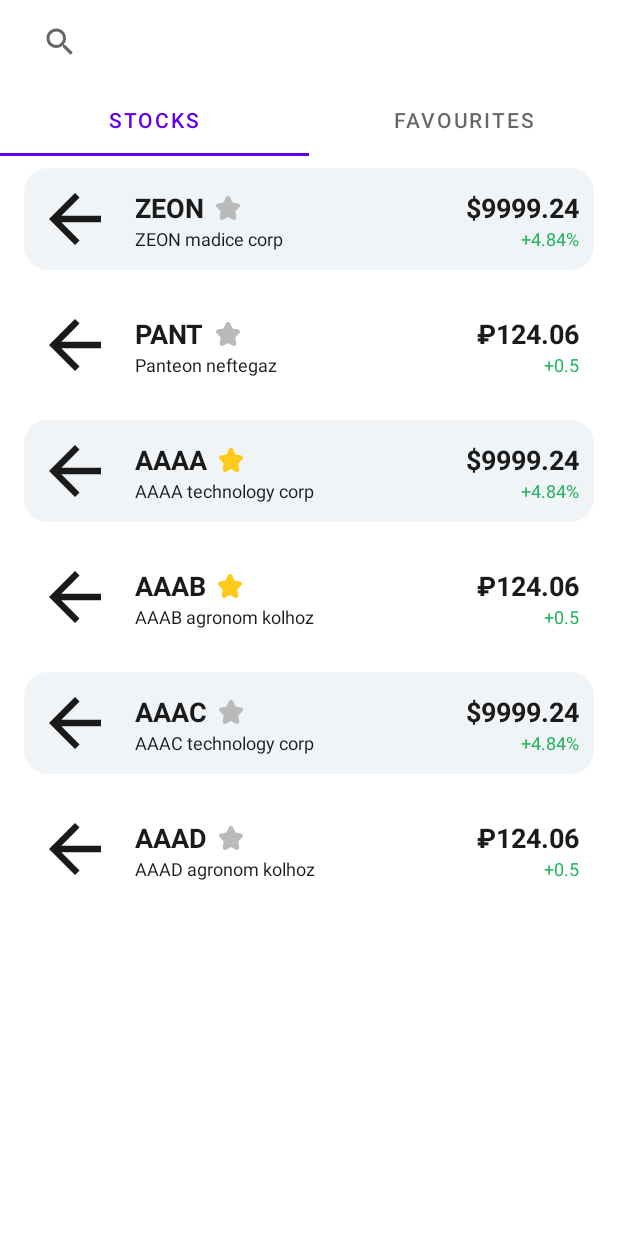
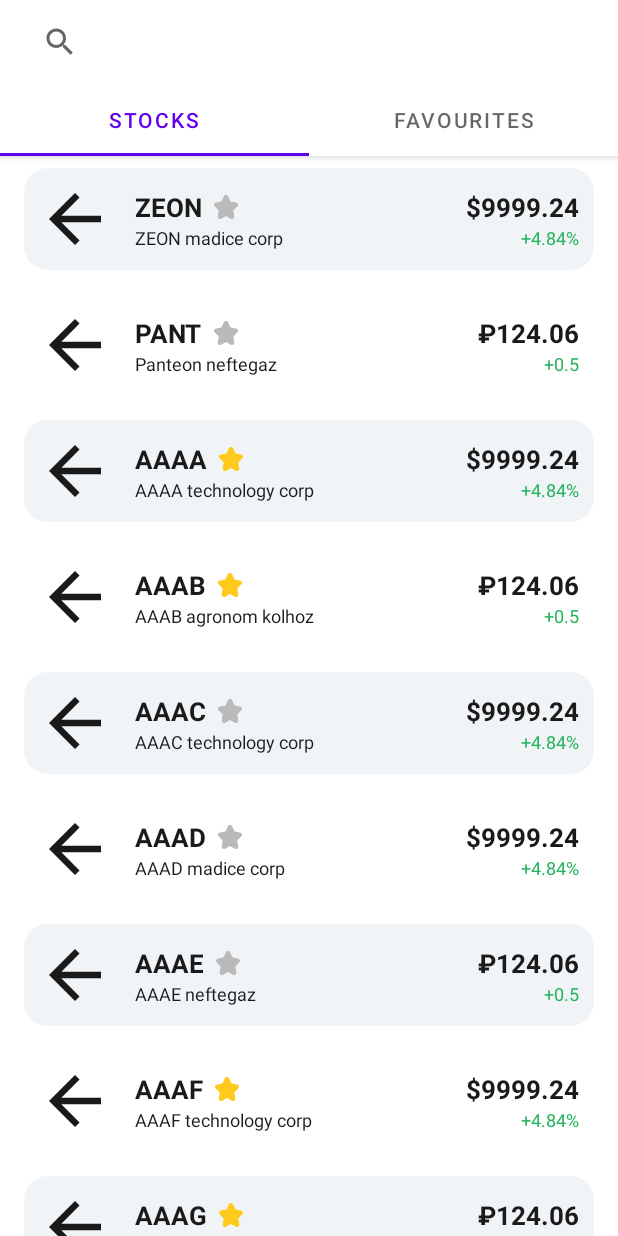
Before and after one commit to YuriZhuravlev/StockObserverApp, an Android app: the screen it shows after launch (MainActivity), on a phone screen of 412 x 824 dp. Run offline under Robolectric (Android 15) with nearby library versions, the phone set to English and light mode, and no system bars.

Commit message:
Скрывание toolbar

```diff
--- a/app/src/main/java/com/zhuravlev/stockobserverapp/ui/activity/MainActivity.kt
+++ b/app/src/main/java/com/zhuravlev/stockobserverapp/ui/activity/MainActivity.kt
@@ -34,8 +34,4 @@ class MainActivity : MvpAppCompatActivity() {
     override fun setSupportActionBar(toolbar: androidx.appcompat.widget.Toolbar?) {
         super.setSupportActionBar(mToolbar)
     }
-
-    override fun onResume() {
-        super.onResume()
-    }
 }
--- a/app/src/main/java/com/zhuravlev/stockobserverapp/ui/view_pager/FragmentAdapter.kt
+++ b/app/src/main/java/com/zhuravlev/stockobserverapp/ui/view_pager/FragmentAdapter.kt
@@ -42,13 +42,18 @@ class FragmentAdapter(list: List<Fragment>) : RecyclerView.Adapter<FragmentViewH
     }
 
     private fun initStocks(holder: FragmentViewHolder, item: Fragment) {
-        val list = listOf<Stock>(
+        val list = listOf(
             Stock("ZEON", "", "ZEON madice corp", false, "$9999.24", "+4.84%"),
             Stock("PANT", "", "Panteon neftegaz", false, "₽124.06", "+0.5"),
             Stock("AAAA", "", "AAAA technology corp", true, "$9999.24", "+4.84%"),
             Stock("AAAB", "", "AAAB agronom kolhoz", true, "₽124.06", "+0.5"),
             Stock("AAAC", "", "AAAC technology corp", false, "$9999.24", "+4.84%"),
-            Stock("AAAD", "", "AAAD agronom kolhoz", false, "₽124.06", "+0.5")
+            Stock("AAAD", "", "AAAD madice corp", false, "$9999.24", "+4.84%"),
+            Stock("AAAE", "", "AAAE neftegaz", false, "₽124.06", "+0.5"),
+            Stock("AAAF", "", "AAAF technology corp", true, "$9999.24", "+4.84%"),
+            Stock("AAAG", "", "AAAG agronom kolhoz", true, "₽124.06", "+0.5"),
+            Stock("AAAK", "", "AAAK technology corp", false, "$9999.24", "+4.84%"),
+            Stock("AAAT", "", "AAAT agronom kolhoz", false, "₽124.06", "+0.5")
         )
         holder.recyclerView.adapter = StocksAdapter(list)
     }
--- a/app/src/main/res/layout/activity_main.xml
+++ b/app/src/main/res/layout/activity_main.xml
@@ -1,28 +1,31 @@
 <?xml version="1.0" encoding="utf-8"?>
-<androidx.constraintlayout.widget.ConstraintLayout xmlns:android="http://schemas.android.com/apk/res/android"
+<androidx.coordinatorlayout.widget.CoordinatorLayout xmlns:android="http://schemas.android.com/apk/res/android"
     xmlns:app="http://schemas.android.com/apk/res-auto"
     xmlns:tools="http://schemas.android.com/tools"
     android:layout_width="match_parent"
     android:layout_height="match_parent"
     tools:context=".ui.activity.MainActivity">
 
+    <com.google.android.material.appbar.AppBarLayout
+        android:id="@+id/app_bar_layout"
+        android:layout_width="match_parent"
+        android:layout_height="wrap_content">
+
         <include
             android:id="@+id/main_toolbar"
-        layout="@layout/toolbar_main"
-        app:layout_constraintTop_toTopOf="parent" />
+            layout="@layout/toolbar_main" />
 
         <com.google.android.material.tabs.TabLayout
             android:id="@+id/main_tab"
-        app:layout_constraintTop_toBottomOf="@id/main_toolbar"
             android:layout_width="match_parent"
             android:layout_height="wrap_content"
             app:tabMode="fixed" />
+    </com.google.android.material.appbar.AppBarLayout>
 
     <androidx.viewpager2.widget.ViewPager2
         android:id="@+id/main_view_pager"
         android:layout_width="match_parent"
-        android:layout_height="0dp"
-        app:layout_constraintBottom_toBottomOf="parent"
-        app:layout_constraintTop_toBottomOf="@+id/main_tab" />
+        android:layout_height="match_parent"
+        app:layout_behavior="@string/appbar_scrolling_view_behavior" />
 
-</androidx.constraintlayout.widget.ConstraintLayout>
+</androidx.coordinatorlayout.widget.CoordinatorLayout>
--- a/app/src/main/res/layout/toolbar_main.xml
+++ b/app/src/main/res/layout/toolbar_main.xml
@@ -1,7 +1,10 @@
 <?xml version="1.0" encoding="utf-8"?>
 <androidx.appcompat.widget.Toolbar xmlns:android="http://schemas.android.com/apk/res/android"
+    xmlns:app="http://schemas.android.com/apk/res-auto"
     android:layout_width="match_parent"
-    android:layout_height="?attr/actionBarSize">
+    android:layout_height="?attr/actionBarSize"
+    android:background="@color/white"
+    app:layout_scrollFlags="scroll|enterAlways">
 
     <androidx.appcompat.widget.SearchView
         android:id="@+id/toolbar_search_view"
--- a/app/src/main/res/values/themes.xml
+++ b/app/src/main/res/values/themes.xml
@@ -15,7 +15,7 @@
     </style>
 
     <style name="ItemTitle" parent="Theme.StockObserverApp">
-        <item name="android:textSize">18sp</item>
+        <item name="android:textSize">17sp</item>
         <item name="android:textColor">@color/black</item>
         <item name="android:textStyle">bold</item>
     </style>
```
Lines whose indentation alone changed are shown as unchanged.
